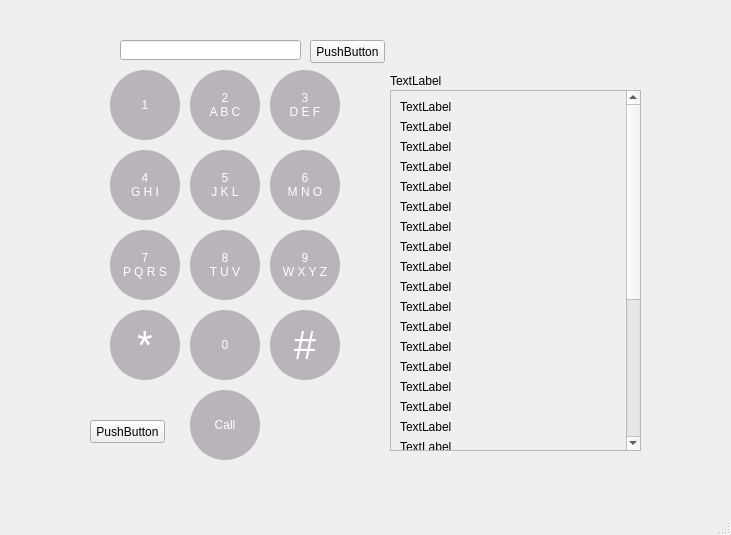
Old version of the form PhoneWindow/mainwindow.ui in the repository SPUKeenan/Phone.
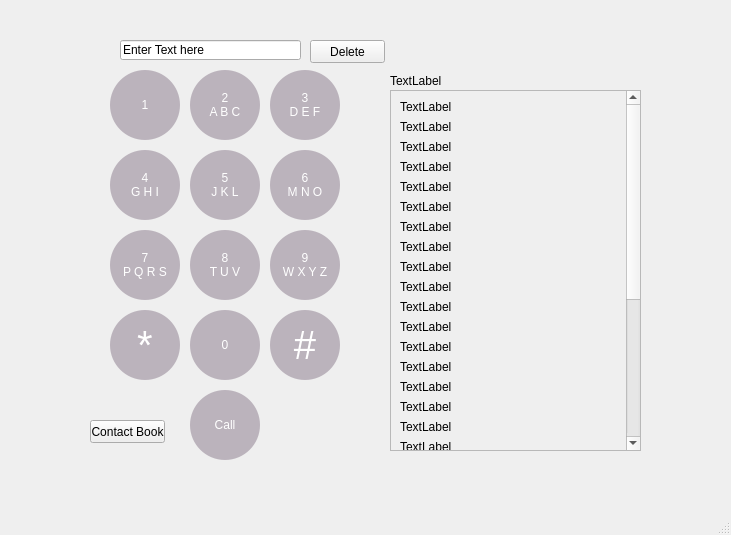
New version of the form.

Commit message:
buttone name change
nothing new basically, just changed the display name of a few buttons

What changed in the file:
```diff
--- a/PhoneWindow/mainwindow.ui
+++ b/PhoneWindow/mainwindow.ui
@@ -579,6 +579,9 @@
       <height>20</height>
      </rect>
     </property>
+    <property name="text">
+     <string>Enter Text here</string>
+    </property>
    </widget>
    <widget class="QPushButton" name="Backspace">
     <property name="geometry">
@@ -590,7 +593,7 @@
      </rect>
     </property>
     <property name="text">
-     <string>PushButton</string>
+     <string>Delete</string>
     </property>
    </widget>
    <widget class="QPushButton" name="OpenAddressBook">
@@ -603,7 +606,7 @@
      </rect>
     </property>
     <property name="text">
-     <string>PushButton</string>
+     <string>Contact Book</string>
     </property>
    </widget>
   </widget>
```
Left out of the diff: 2 changed lines with no effect on the pictures. The commit also changes 1 other file.
